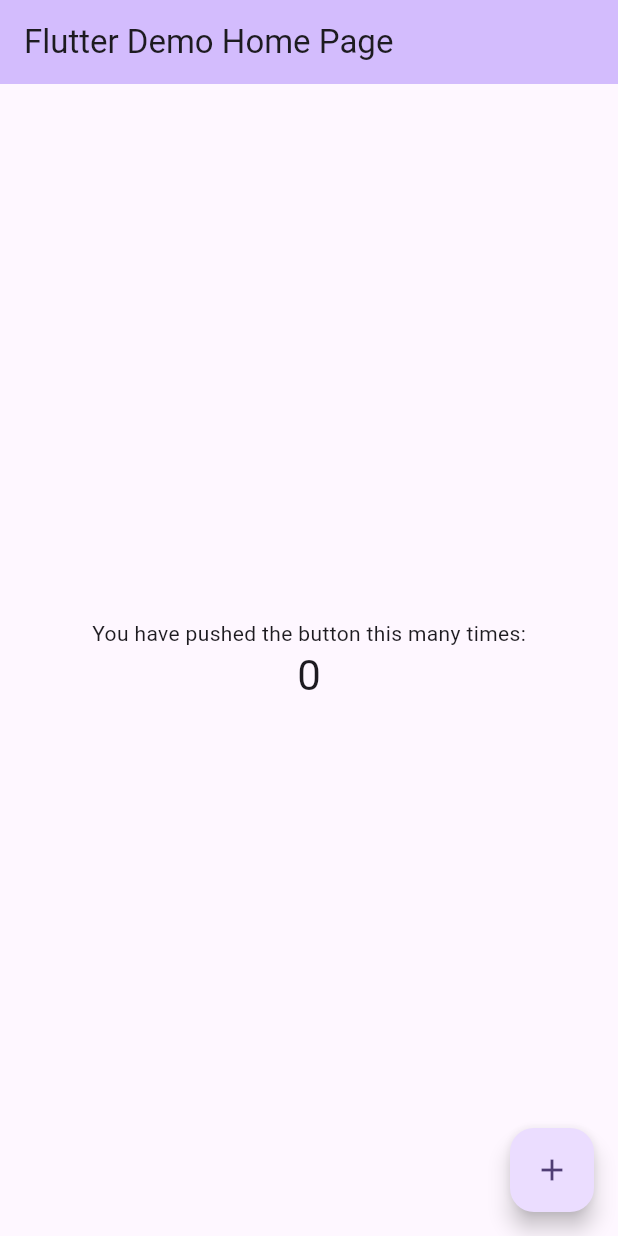
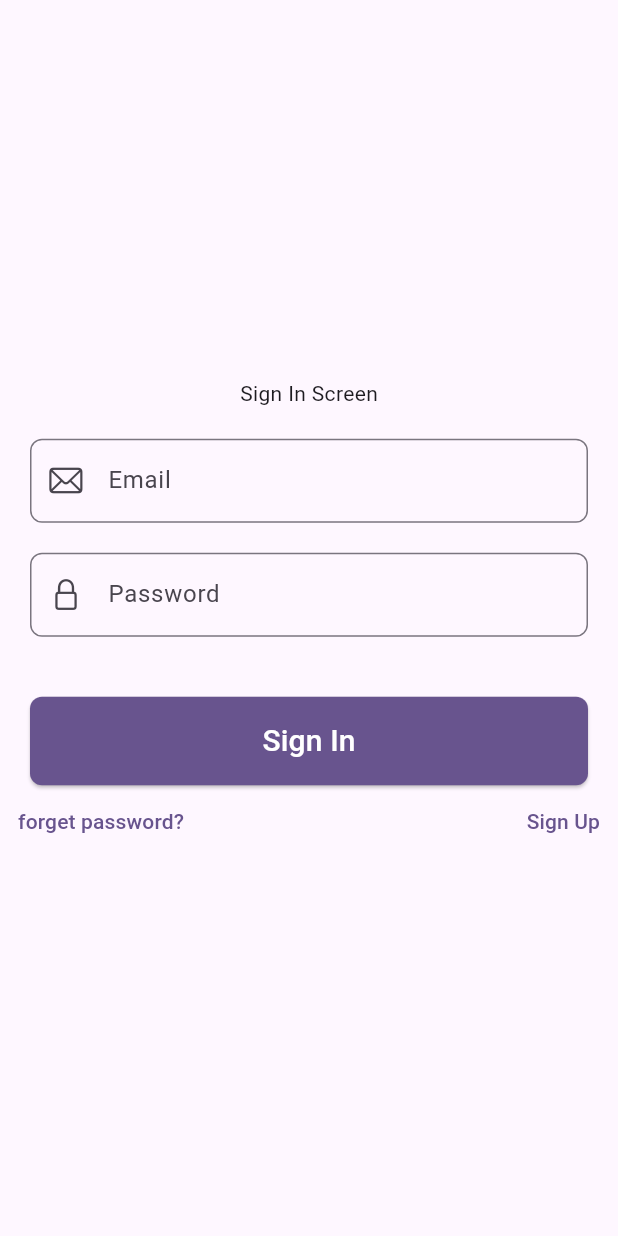
Before and after one commit to AmirCooding/Auth_using_Firbase_Reverpod, a Flutter app: the screen it shows after launch, on a phone screen of 412 x 824 dp. Run offline on Flutter 3.47's test engine with Material 3 defaults, Android fonts, the light colour scheme and no system bars; our stand-ins replace firebase_auth, firebase_core, freezed_annotation; accounts and stored records are empty.

Commit message:
Create UI Sign in and Sign up and Forget password

```diff
--- a/lib/auth/data/remote/firbase_service.dart
+++ b/lib/auth/data/remote/firbase_service.dart
@@ -13,6 +13,14 @@ class FirebaseService {
         password: user.password,
       );
       return userCredential.user;
+    } on FirebaseAuthException catch (e) {
+      throw Exception(e.message);
+    }
+  }
+
+  Future<void> sendPasswordResetEmail(String email) async {
+    try {
+      await firebaseAuth.sendPasswordResetEmail(email: email);
     } on FirebaseAuthException catch (e) {
       throw Exception(e.message);
     }
--- a/lib/auth/data/repository/auth_reposiotry_impl.dart
+++ b/lib/auth/data/repository/auth_reposiotry_impl.dart
@@ -20,4 +20,9 @@ class AuthReposiotryImpl extends AuthRepository {
   Future<User?> signUpWithEmailAndPassword(UserModel user) {
     return firebaseService.signUpWithEmailAndPassword(user);
   }
+
+  @override
+  Future<void> sendPasswordResetEmail(String email) {
+    return firebaseService.sendPasswordResetEmail(email);
+  }
 }
--- a/lib/auth/domain/repository/auth_repository.dart
+++ b/lib/auth/domain/repository/auth_repository.dart
@@ -6,5 +6,7 @@ abstract class AuthRepository {
 
   Future<User?> signUpWithEmailAndPassword(UserModel user);
 
+  Future<void> sendPasswordResetEmail(String email);
+
   Future<void> signOut();
 }
--- a/lib/auth/domain/usecase/auth_usecase.dart
+++ b/lib/auth/domain/usecase/auth_usecase.dart
@@ -18,4 +18,8 @@ class AuthUsecase {
   Future<void> logout() async {
     return await _authRepository.signOut();
   }
+
+  Future<void> sendPasswordResetEmail(String email) async {
+    return await _authRepository.sendPasswordResetEmail(email);
+  }
 }
--- /dev/null
+++ b/lib/auth/presentation/sign_in_screen.dart
@@ -0,0 +1,59 @@
+import 'package:auth_using_firbase_riverpod/core/widget/custom_button.dart';
+import 'package:auth_using_firbase_riverpod/core/widget/custom_text_field.dart';
+import 'package:flutter/cupertino.dart';
+import 'package:flutter/material.dart';
+
+class SignInScreen extends StatefulWidget {
+  @override
+  State<SignInScreen> createState() => _SignInScreenState();
+}
+
+class _SignInScreenState extends State<SignInScreen> {
+  final TextEditingController emailController = TextEditingController();
+  final TextEditingController passwordController = TextEditingController();
+
+  @override
+  Widget build(BuildContext context) {
+    return Scaffold(
+      body: Center(
+        child: Column(
+          mainAxisAlignment: MainAxisAlignment.center,
+          children: [
+            Text("Sign In Screen"),
+            SizedBox(height: 20),
+            CustomTextField(
+                hintText: "Enter your Email...",
+                labelText: "Email",
+                controller: emailController,
+                prefixIcon: Icon(CupertinoIcons.mail)),
+            SizedBox(height: 20),
+            CustomTextField(
+                hintText: "Enter your password...",
+                labelText: "Password",
+                controller: passwordController,
+                prefixIcon: Icon(CupertinoIcons.lock)),
+            SizedBox(height: 40),
+            CustomButton(text: "Sign In", onPressed: () {}),
+            Row(
+              mainAxisAlignment: MainAxisAlignment.spaceBetween,
+              children: [
+                TextButton(
+                  onPressed: () {
+                    Navigator.pushNamed(context, '/forgetpassword');
+                  },
+                  child: Text("forget password?"),
+                ),
+                TextButton(
+                  onPressed: () {
+                    Navigator.pushNamed(context, '/signUp');
+                  },
+                  child: Text("Sign Up"),
+                ),
+              ],
+            ),
+          ],
+        ),
+      ),
+    );
+  }
+}
--- a/lib/main.dart
+++ b/lib/main.dart
@@ -1,3 +1,7 @@
+import 'package:auth_using_firbase_riverpod/auth/presentation/forget_password.dart';
+import 'package:auth_using_firbase_riverpod/auth/presentation/sign_in_screen.dart';
+import 'package:auth_using_firbase_riverpod/auth/presentation/sign_up_screen.dart';
+import 'package:auth_using_firbase_riverpod/core/widget/custom_button.dart';
 import 'package:firebase_core/firebase_core.dart';
 import 'package:flutter/material.dart';
 
@@ -14,115 +18,42 @@ class MyApp extends StatelessWidget {
   @override
   Widget build(BuildContext context) {
     return MaterialApp(
-      title: 'Flutter Demo',
+      debugShowCheckedModeBanner: false,
+      initialRoute: "/signin",
+      routes: {
+        "/signin": (context) => SignInScreen(),
+        "/signup": (context) => SignUpScreen(),
+        "/forgetpassword": (context) => ForgetPassword(),
+        "/home": (context) => Home(),
+      },
       theme: ThemeData(
-        // This is the theme of your application.
-        //
-        // TRY THIS: Try running your application with "flutter run". You'll see
-        // the application has a purple toolbar. Then, without quitting the app,
-        // try changing the seedColor in the colorScheme below to Colors.green
-        // and then invoke "hot reload" (save your changes or press the "hot
-        // reload" button in a Flutter-supported IDE, or press "r" if you used
-        // the command line to start the app).
-        //
-        // Notice that the counter didn't reset back to zero; the application
-        // state is not lost during the reload. To reset the state, use hot
-        // restart instead.
-        //
-        // This works for code too, not just values: Most code changes can be
-        // tested with just a hot reload.
         colorScheme: ColorScheme.fromSeed(seedColor: Colors.deepPurple),
         useMaterial3: true,
       ),
-      home: const MyHomePage(title: 'Flutter Demo Home Page'),
     );
   }
 }
 
-class MyHomePage extends StatefulWidget {
-  const MyHomePage({super.key, required this.title});
-
-  // This widget is the home page of your application. It is stateful, meaning
-  // that it has a State object (defined below) that contains fields that affect
-  // how it looks.
-
-  // This class is the configuration for the state. It holds the values (in this
-  // case the title) provided by the parent (in this case the App widget) and
-  // used by the build method of the State. Fields in a Widget subclass are
-  // always marked "final".
-
-  final String title;
+class Home extends StatefulWidget {
+  const Home({super.key});
 
   @override
-  State<MyHomePage> createState() => _MyHomePageState();
+  State<Home> createState() => _HomeState();
 }
 
-class _MyHomePageState extends State<MyHomePage> {
-  int _counter = 0;
-
-  void _incrementCounter() {
-    setState(() {
-      // This call to setState tells the Flutter framework that something has
-      // changed in this State, which causes it to rerun the build method below
-      // so that the display can reflect the updated values. If we changed
-      // _counter without calling setState(), then the build method would not be
-      // called again, and so nothing would appear to happen.
-      _counter++;
-    });
-  }
-
+class _HomeState extends State<Home> {
   @override
   Widget build(BuildContext context) {
-    // This method is rerun every time setState is called, for instance as done
-    // by the _incrementCounter method above.
-    //
-    // The Flutter framework has been optimized to make rerunning build methods
-    // fast, so that you can just rebuild anything that needs updating rather
-    // than having to individually change instances of widgets.
     return Scaffold(
-      appBar: AppBar(
-        // TRY THIS: Try changing the color here to a specific color (to
-        // Colors.amber, perhaps?) and trigger a hot reload to see the AppBar
-        // change color while the other colors stay the same.
-        backgroundColor: Theme.of(context).colorScheme.inversePrimary,
-        // Here we take the value from the MyHomePage object that was created by
-        // the App.build method, and use it to set our appbar title.
-        title: Text(widget.title),
-      ),
       body: Center(
-        // Center is a layout widget. It takes a single child and positions it
-        // in the middle of the parent.
         child: Column(
-          // Column is also a layout widget. It takes a list of children and
-          // arranges them vertically. By default, it sizes itself to fit its
-          // children horizontally, and tries to be as tall as its parent.
-          //
-          // Column has various properties to control how it sizes itself and
-          // how it positions its children. Here we use mainAxisAlignment to
-          // center the children vertically; the main axis here is the vertical
-          // axis because Columns are vertical (the cross axis would be
-          // horizontal).
-          //
-          // TRY THIS: Invoke "debug painting" (choose the "Toggle Debug Paint"
-          // action in the IDE, or press "p" in the console), to see the
-          // wireframe for each widget.
-          mainAxisAlignment: MainAxisAlignment.center,
-          children: <Widget>[
-            const Text(
-              'You have pushed the button this many times:',
-            ),
-            Text(
-              '$_counter',
-              style: Theme.of(context).textTheme.headlineMedium,
-            ),
+          children: [
+            Text("Home Screen"),
+            SizedBox(height: 20),
+            CustomButton(text: "Sign Out", onPressed: () {}),
           ],
         ),
       ),
-      floatingActionButton: FloatingActionButton(
-        onPressed: _incrementCounter,
-        tooltip: 'Increment',
-        child: const Icon(Icons.add),
-      ), // This trailing comma makes auto-formatting nicer for build methods.
     );
   }
 }
```
Also changed, not shown: lib/auth/presentation/forget_password.dart (added, +34 -0 lines), lib/auth/presentation/sign_up_screen.dart (added, +48 -0 lines), 1 other file.
